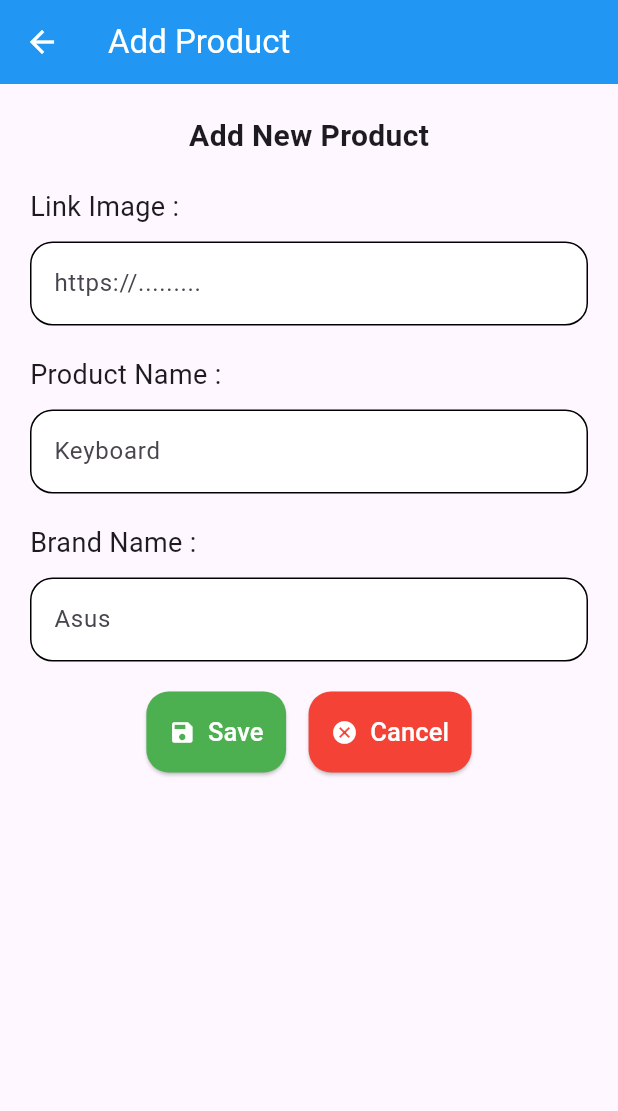
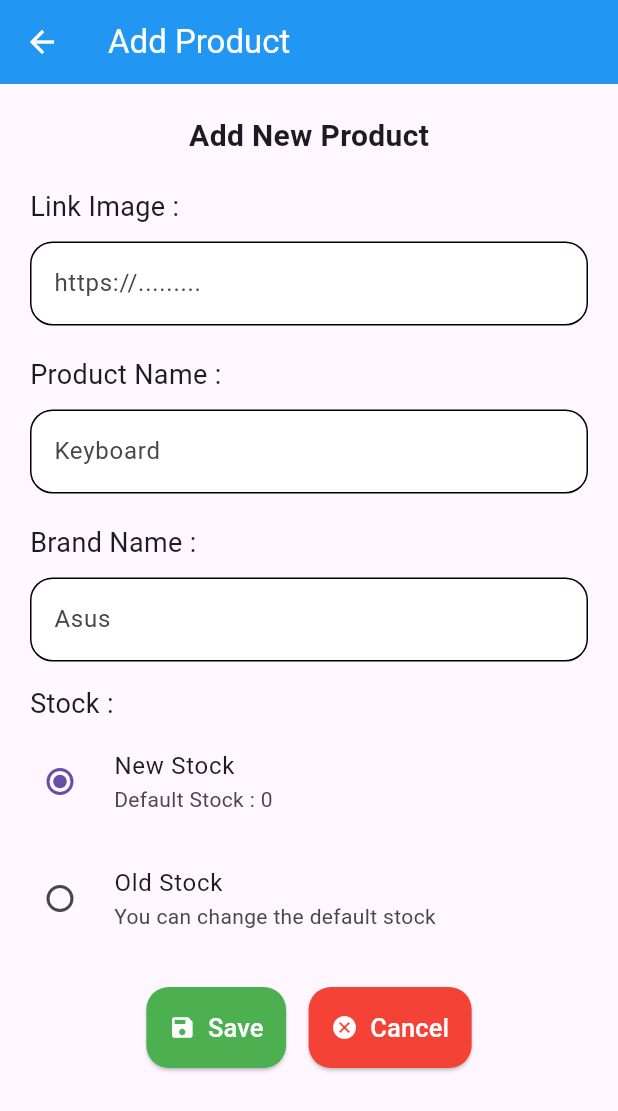
Before and after one commit to Delwinnn/Flutter-Normal, a Flutter app: the AddStock screen opened directly, on a phone screen of 412 x 824 dp. Shown: the top 1111 px of the screen. Run offline on Flutter 3.47's test engine with Material 3 defaults, Android fonts, the phone set to English and light mode, and no system bars.

Commit message:
menambahkan radiobutton untuk penambahan stock

```diff
--- a/lib/AddStockPage.dart
+++ b/lib/AddStockPage.dart
@@ -1,4 +1,5 @@
 import 'package:flutter/material.dart';
+import 'package:flutter/services.dart';
 import 'package:program/component/data.dart';
 import 'package:provider/provider.dart';
 
@@ -13,6 +14,8 @@ class _AddStockState extends State<AddStock> {
   TextEditingController link = TextEditingController();
   TextEditingController name = TextEditingController();
   TextEditingController brand = TextEditingController();
+  TextEditingController stock = TextEditingController();
+  int? valstock = 1;
   List<dynamic> newList(List<dynamic> inputList) {
     List hasil = [];
     inputList.forEach((subList) {
@@ -104,6 +107,54 @@ class _AddStockState extends State<AddStock> {
                   hintStyle: TextStyle(fontSize: 16)
                 ),
               ),
+              SizedBox(height: 15,),
+              Text("Stock : ",style: TextStyle(fontSize: 18),),
+              RadioListTile(
+                contentPadding: EdgeInsets.symmetric(vertical: 3),
+                value: 1,
+                groupValue: valstock,
+                onChanged: (value) {
+                  setState(() {
+                    valstock = value;
+                  });
+                },
+                title: Text("New Stock"),
+                subtitle: Text("Default Stock : 0"),
+              ),
+              RadioListTile(
+                contentPadding: EdgeInsets.symmetric(vertical: 3),
+                value: 2,
+                groupValue: valstock,
+                onChanged: (value) {
+                  setState(() {
+                    valstock = value;
+                  });
+                },
+                title: Text("Old Stock"),
+                subtitle: Text("You can change the default stock"),
+              ),
+              if (valstock == 2 )
+                Padding(
+                  padding: EdgeInsets.symmetric(horizontal: 15),
+                  child: TextField(
+                    controller: stock,
+                    inputFormatters: [
+                      FilteringTextInputFormatter.digitsOnly,
+                    ],
+                    keyboardType: TextInputType.number,
+                    decoration: InputDecoration(
+                      enabledBorder: OutlineInputBorder(
+                        borderSide: BorderSide(color: Colors.black),
+                        borderRadius: BorderRadius.circular(15)
+                      ),
+                      focusedBorder: OutlineInputBorder(
+                        borderSide: BorderSide(color: Colors.blue),
+                        borderRadius: BorderRadius.circular(15)
+                      ),
+                      labelText: "Stock",
+                    ),
+                  ),
+                ),
               SizedBox(height: 20,),
               Row(
                 mainAxisAlignment: MainAxisAlignment.center,
@@ -111,7 +162,7 @@ class _AddStockState extends State<AddStock> {
                   ElevatedButton.icon(
                     onPressed: () {
                       setState(() {
-                        if (link.text == "" || name.text == "" || brand.text == "") {
+                        if (link.text == "" || name.text == "" || brand.text == "" || (valstock == 2 && stock.text == "")) {
                           showDialog(
                             context: context,
                             builder: (BuildContext context) {
@@ -150,7 +201,7 @@ class _AddStockState extends State<AddStock> {
                           );
                         }
                         else{
-                          List item = [link.text, name.text, brand.text, 0];
+                          List item = [link.text, name.text, brand.text, valstock==2 ? int.parse(stock.text) : 0];
                           Provider.of<ProviderGudang>(context,listen: false).addStock(item);
                           Navigator.of(context).pop(true);
                         }
```
Also changed, not shown: lib/HistoryPage.dart (+12 -3 lines).
